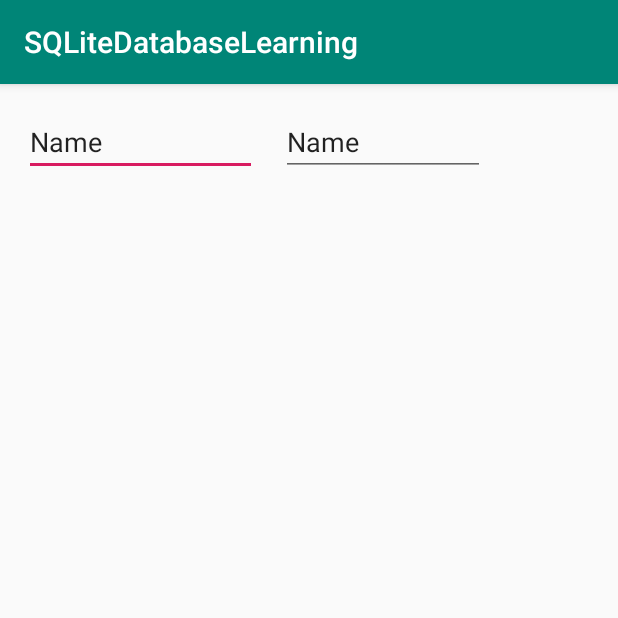
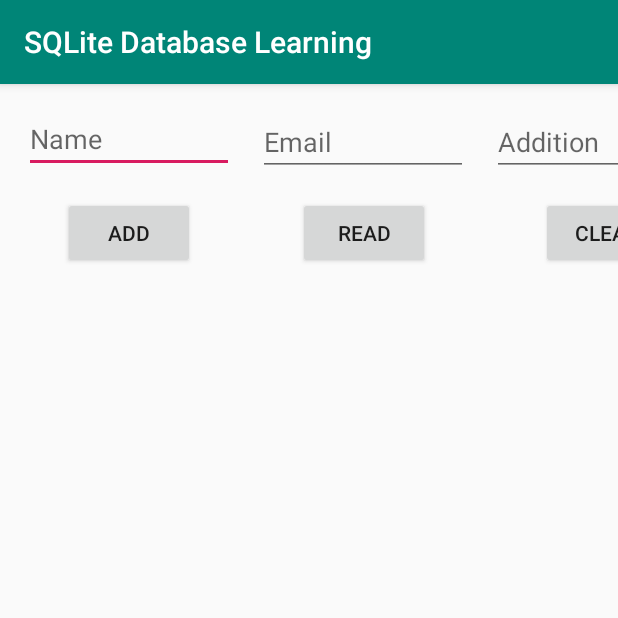
Before and after one commit to MikeGemini/SQLiteDatabaseLearning, an Android app: the screen it shows after launch (MainActivity), on a phone screen of 412 x 824 dp, the top half of it. Run offline under Robolectric (Android 15) with nearby library versions, the phone set to English and light mode, and no system bars.

```diff
--- /dev/null
+++ b/app/src/main/java/com/mba_soft/sqlitedatabaselearning/DBHelper.java
@@ -0,0 +1,29 @@
+package com.mba_soft.sqlitedatabaselearning;
+
+import android.content.Context;
+import android.database.sqlite.SQLiteDatabase;
+import android.database.sqlite.SQLiteOpenHelper;
+import android.util.Log;
+
+import androidx.annotation.Nullable;
+
+public class DBHelper extends SQLiteOpenHelper {
+
+    final String LOG_TAG = "SQLDbL";
+
+    DBHelper(@Nullable Context context, @Nullable String name, @Nullable SQLiteDatabase.CursorFactory factory, int version) {
+        super(context, name, factory, version);
+
+        Log.d(LOG_TAG, "App: DBHelper constructor");
+    }
+
+    @Override
+    public void onCreate(SQLiteDatabase db) {
+        Log.d(LOG_TAG, "App: DBHelper-onCreate");
+    }
+
+    @Override
+    public void onUpgrade(SQLiteDatabase db, int oldVersion, int newVersion) {
+        Log.d(LOG_TAG, "App: DBHelper-onUpgrade");
+    }
+}
--- a/app/src/main/java/com/mba_soft/sqlitedatabaselearning/MainActivity.java
+++ b/app/src/main/java/com/mba_soft/sqlitedatabaselearning/MainActivity.java
@@ -1,14 +1,64 @@
 package com.mba_soft.sqlitedatabaselearning;
 
 import android.os.Bundle;
+import android.util.Log;
+import android.view.View;
+import android.widget.Button;
+import android.widget.EditText;
 
 import androidx.appcompat.app.AppCompatActivity;
 
-public class MainActivity extends AppCompatActivity {
+public class MainActivity extends AppCompatActivity implements View.OnClickListener {
+
+    final String LOG_TAG = "SQLDbL";
+    final String DB_NAME = "MyDb";
+
+    EditText mEditTextName, mEditTextEmail, mEditTextAddition;
+    Button mButtonAdd, mButtonRead, mButtonClear;
+
+    DBHelper mDBHelper;
 
     @Override
     protected void onCreate(Bundle savedInstanceState) {
         super.onCreate(savedInstanceState);
         setContentView(R.layout.activity_main);
+
+        Log.d(LOG_TAG, "App: MainActivity-onCreate");
+
+        mEditTextName = findViewById(R.id.etName);
+        mEditTextEmail = findViewById(R.id.etEmail);
+        mEditTextAddition = findViewById(R.id.etAddition);
+
+        mButtonAdd = findViewById(R.id.btnAdd);
+        mButtonAdd.setOnClickListener(this);
+
+        mButtonRead = findViewById(R.id.btnRead);
+        mButtonRead.setOnClickListener(this);
+
+        mButtonClear = findViewById(R.id.btnClear);
+        mButtonClear.setOnClickListener(this);
+
+        mDBHelper = new DBHelper(this, DB_NAME, null, 1);
+    }
+
+    @Override
+    public void onClick(View v) {
+
+        switch (v.getId()) {
+            case R.id.btnAdd:
+                Log.d(LOG_TAG, "App: MainActivity-onClick. btnAdd clicked");
+                break;
+            case R.id.btnRead:
+                Log.d(LOG_TAG, "App: MainActivity-onClick. btnRead clicked");
+                break;
+            case R.id.btnClear:
+                Log.d(LOG_TAG, "App: MainActivity-onClick. btnClear clicked");
+                break;
+
+            default:
+                Log.d(LOG_TAG, "App: MainActivity-onClick. default msg");
+
+        }
+
     }
 }
--- a/app/src/main/res/layout/activity_main.xml
+++ b/app/src/main/res/layout/activity_main.xml
@@ -8,25 +8,69 @@
 
     <EditText
         android:id="@+id/etName"
-        android:layout_width="155dp"
-        android:layout_height="45dp"
+        android:layout_width="140dp"
+        android:layout_height="43dp"
         android:layout_marginStart="16dp"
         android:layout_marginTop="16dp"
         android:ems="10"
+        android:hint="@string/etNameHint"
         android:inputType="textPersonName"
-        android:text="@string/etNameHint"
         app:layout_constraintStart_toStartOf="parent"
         app:layout_constraintTop_toTopOf="parent" />
 
     <EditText
         android:id="@+id/etEmail"
-        android:layout_width="136dp"
+        android:layout_width="140dp"
         android:layout_height="45dp"
         android:layout_marginStart="16dp"
         android:layout_marginTop="16dp"
         android:ems="10"
-        android:inputType="textPersonName"
-        android:text="@string/etNameHint"
+        android:hint="@string/etEmailHint"
+        android:inputType="textPersonName|textEmailAddress"
         app:layout_constraintStart_toEndOf="@+id/etName"
         app:layout_constraintTop_toTopOf="parent" />
+
+    <EditText
+        android:id="@+id/etAddition"
+        android:layout_width="140dp"
+        android:layout_height="45dp"
+        android:layout_marginStart="16dp"
+        android:layout_marginTop="16dp"
+        android:ems="10"
+        android:hint="@string/etAdditionHint"
+        android:inputType="textPersonName|textEmailAddress"
+        app:layout_constraintStart_toEndOf="@+id/etEmail"
+        app:layout_constraintTop_toTopOf="parent" />
+
+    <Button
+        android:id="@+id/btnAdd"
+        android:layout_width="wrap_content"
+        android:layout_height="wrap_content"
+        android:layout_marginTop="16dp"
+        android:text="@string/btnAddCaption"
+        app:layout_constraintEnd_toEndOf="@+id/etName"
+        app:layout_constraintStart_toStartOf="@+id/etName"
+        app:layout_constraintTop_toBottomOf="@+id/etName" />
+
+    <Button
+        android:id="@+id/btnRead"
+        android:layout_width="wrap_content"
+        android:layout_height="wrap_content"
+        android:text="@string/btnReadCaption"
+        app:layout_constraintEnd_toEndOf="@+id/etEmail"
+        app:layout_constraintHorizontal_bias="0.519"
+        app:layout_constraintStart_toStartOf="@+id/etEmail"
+        app:layout_constraintTop_toTopOf="@+id/btnAdd" />
+
+    <Button
+        android:id="@+id/btnClear"
+        android:layout_width="wrap_content"
+        android:layout_height="wrap_content"
+        android:layout_marginStart="16dp"
+        android:text="@string/btnClearCaption"
+        app:layout_constraintEnd_toEndOf="@+id/etAddition"
+        app:layout_constraintHorizontal_bias="0.472"
+        app:layout_constraintStart_toStartOf="@+id/etAddition"
+        app:layout_constraintTop_toTopOf="@+id/btnAdd" />
+
 </androidx.constraintlayout.widget.ConstraintLayout>
--- a/app/src/main/res/values/strings.xml
+++ b/app/src/main/res/values/strings.xml
@@ -1,5 +1,10 @@
 <resources>
-    <string name="app_name">SQLiteDatabaseLearning</string>
+    <string name="app_name">SQLite Database Learning</string>
     <string name="etNameHint">Name</string>
-    <string name="etEmailHint">Name</string>
+    <string name="etEmailHint">Email</string>
+    <string name="etAdditionHint">Addition</string>
+
+    <string name="btnAddCaption">Add</string>
+    <string name="btnReadCaption">Read</string>
+    <string name="btnClearCaption">Clear</string>
 </resources>
```
